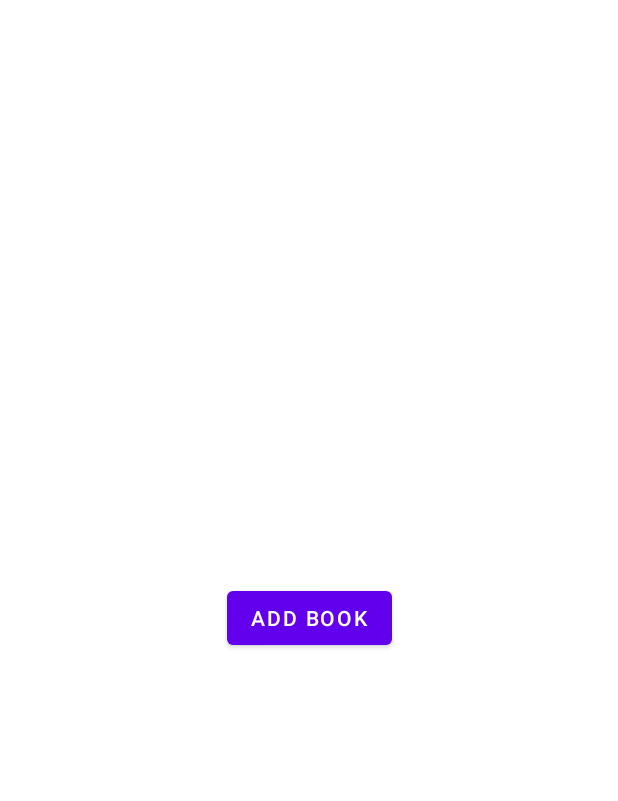
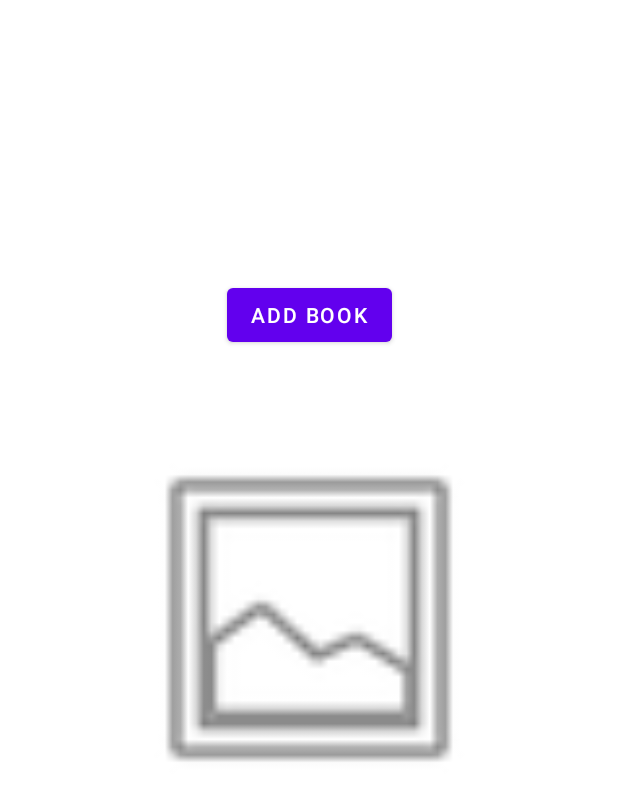
Before and after one commit to brennerdanae/MyLittleLibrary, an Android app: the layout activity_list.xml on its own in the app's theme, with its tools: preview values and no code run, on a phone screen of 412 x 824 dp. Shown: the top 801 px of the screen. Run offline under Robolectric (Android 15) with nearby library versions, the phone set to English and light mode, and no system bars; network calls fail.

Commit message:
Begun working on camera implementation. Adding proper UI element, now working on code.

```diff
--- a/app/build.gradle
+++ b/app/build.gradle
@@ -52,6 +52,7 @@ dependencies {
 
     // Room components
     implementation "androidx.room:room-ktx:2.4.2"
+    implementation 'androidx.room:room-common:2.4.2'
     kapt "androidx.room:room-compiler:2.4.2"
     androidTestImplementation "androidx.room:room-testing:2.4.2"
 
@@ -62,4 +63,5 @@ dependencies {
     testImplementation 'junit:junit:4.+'
     androidTestImplementation 'androidx.test.ext:junit:1.1.3'
     androidTestImplementation 'androidx.test.espresso:espresso-core:3.4.0'
+
 }
--- a/app/src/main/res/layout/activity_list.xml
+++ b/app/src/main/res/layout/activity_list.xml
@@ -14,6 +14,17 @@
         app:layout_constraintBottom_toBottomOf="parent"
         app:layout_constraintLeft_toLeftOf="parent"
         app:layout_constraintRight_toRightOf="parent"
-        app:layout_constraintTop_toTopOf="parent" />
+        app:layout_constraintTop_toTopOf="parent"
+        app:layout_constraintVertical_bias="0.24000001" />
+
+    <ImageView
+        android:id="@+id/imageView"
+        android:layout_width="249dp"
+        android:layout_height="254dp"
+        app:layout_constraintBottom_toBottomOf="parent"
+        app:layout_constraintEnd_toEndOf="parent"
+        app:layout_constraintStart_toStartOf="parent"
+        app:layout_constraintTop_toTopOf="parent"
+        app:srcCompat="@android:drawable/ic_menu_gallery" />
 
 </androidx.constraintlayout.widget.ConstraintLayout>
```
